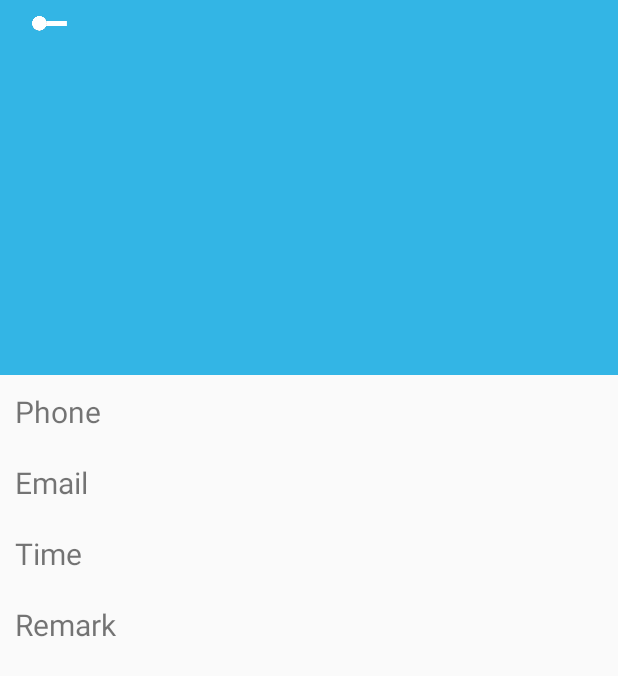
After one commit to LinesAlex/Address-Book, an Android app: the ActivityOfContactsInfo screen opened directly, with no data from a screen before it, on a phone screen of 412 x 824 dp. The commit adds this screen. Shown: the top 676 px of the screen. Run offline under Robolectric (Android 15) with nearby library versions, the phone set to English and light mode, and no system bars; 2 statements that could not run were skipped.

Commit message:
加入显示联系人信息的功能。

```diff
--- a/app/src/main/AndroidManifest.xml
+++ b/app/src/main/AndroidManifest.xml
@@ -6,9 +6,9 @@
     <uses-permission android:name="android.permission.GET_ACCOUNTS"/>
     <application
         android:allowBackup="true"
-        android:icon="@mipmap/ic_launcher"
+        android:icon="@drawable/logo_message"
         android:label="@string/app_name"
-        android:roundIcon="@mipmap/ic_launcher_round"
+        android:roundIcon="@drawable/logo_message"
         android:supportsRtl="true"
         android:theme="@style/AppTheme">
         <activity android:name=".MainActivity">
@@ -18,6 +18,7 @@
                 <category android:name="android.intent.category.LAUNCHER" />
             </intent-filter>
         </activity>
+        <activity android:name=".ActivityOfContactsInfo"></activity>
     </application>
 
 </manifest>
--- /dev/null
+++ b/app/src/main/java/com/wentao/messagemanagement/ActivityOfContactsInfo.java
@@ -0,0 +1,39 @@
+package com.wentao.messagemanagement;
+
+import android.content.Intent;
+import android.os.Bundle;
+import android.support.annotation.Nullable;
+import android.support.v7.app.AppCompatActivity;
+import android.view.View;
+import android.widget.Button;
+import android.widget.TextView;
+
+/**
+ * Created by Administrator on 2017/11/4.
+ */
+
+public class ActivityOfContactsInfo extends AppCompatActivity {
+    private TextView tv_name;
+    private TextView tv_phone;
+    private TextView tv_email;
+    private Button btn_back;
+    @Override
+    protected void onCreate(@Nullable Bundle savedInstanceState) {
+        super.onCreate(savedInstanceState);
+        setContentView(R.layout.contacts_info);
+        tv_name = (TextView) findViewById(R.id.tv_name_info);
+        tv_phone = (TextView) findViewById(R.id.tv_phone_info);
+        tv_email = (TextView) findViewById(R.id.tv_email_info);
+        Intent intent = getIntent();
+        tv_name.setText(intent.getStringExtra("name"));
+        tv_phone.setText("Phone\n    " + intent.getStringExtra("phone").substring(7));
+        tv_email.setText("Email\n    " + intent.getStringExtra("email").substring(7));
+        btn_back = (Button) findViewById(R.id.btn_back);
+        btn_back.setOnClickListener(new View.OnClickListener() {
+            @Override
+            public void onClick(View v) {
+                finish();
+            }
+        });
+    }
+}
--- a/app/src/main/java/com/wentao/messagemanagement/MainActivity.java
+++ b/app/src/main/java/com/wentao/messagemanagement/MainActivity.java
@@ -1,13 +1,17 @@
 package com.wentao.messagemanagement;
 
 import android.Manifest;
+import android.content.Intent;
 import android.content.pm.PackageManager;
 import android.support.annotation.NonNull;
 import android.support.v4.app.ActivityCompat;
 import android.support.v4.content.ContextCompat;
 import android.support.v7.app.AppCompatActivity;
 import android.os.Bundle;
+import android.view.View;
+import android.widget.AdapterView;
 import android.widget.ListView;
+import android.widget.TextView;
 import android.widget.Toast;
 
 
@@ -36,6 +40,16 @@ public class MainActivity extends AppCompatActivity {
         } else {
             setContactsListView();
         }
+        contactsListView.setOnItemClickListener(new AdapterView.OnItemClickListener() {
+            @Override
+            public void onItemClick(AdapterView<?> parent, View view, int position, long id) {
+                Intent intent = new Intent(MainActivity.this, ActivityOfContactsInfo.class);
+                intent.putExtra("name",((TextView) view.findViewById(R.id.tv_name)).getText());
+                intent.putExtra("phone",((TextView) view.findViewById(R.id.tv_phone)).getText());
+                intent.putExtra("email",((TextView) view.findViewById(R.id.tv_email)).getText());
+                startActivity(intent);
+            }
+        });
     }
 
     @Override
--- /dev/null
+++ b/app/src/main/res/layout/contacts_info.xml
@@ -0,0 +1,66 @@
+<?xml version="1.0" encoding="utf-8"?>
+<LinearLayout xmlns:android="http://schemas.android.com/apk/res/android"
+    xmlns:app="http://schemas.android.com/apk/res-auto"
+    android:layout_width="match_parent"
+    android:layout_height="match_parent"
+    android:orientation="vertical">
+
+    <FrameLayout
+        android:layout_width="match_parent"
+        android:layout_height="wrap_content">
+
+        <ImageView
+            android:id="@+id/iv_avatar"
+            android:layout_width="match_parent"
+            android:layout_height="250dp"
+
+            app:srcCompat="@android:color/holo_blue_light" />
+
+        <Button
+            android:id="@+id/btn_back"
+            android:layout_width="30dp"
+            android:layout_height="30dp"
+            android:layout_marginLeft="20dp"
+            android:background="@drawable/ic_back"/>
+
+        <TextView
+            android:id="@+id/tv_name_info"
+            android:layout_width="wrap_content"
+            android:layout_height="wrap_content"
+            android:layout_marginTop="210dp"
+            android:paddingLeft="20dp"
+            android:text="Name"
+            android:textSize="30dp" />
+
+    </FrameLayout>
+
+    <TextView
+        android:id="@+id/tv_phone_info"
+        android:layout_width="match_parent"
+        android:layout_height="wrap_content"
+        android:padding="10dp"
+        android:text="Phone"
+        android:textSize="20dp" />
+
+    <TextView
+        android:id="@+id/tv_email_info"
+        android:layout_width="match_parent"
+        android:layout_height="wrap_content"
+        android:textSize="20dp"
+        android:padding="10dp"
+        android:text="Email" />
+    <TextView
+        android:id="@+id/tv_time_info"
+        android:layout_width="match_parent"
+        android:layout_height="wrap_content"
+        android:textSize="20dp"
+        android:padding="10dp"
+        android:text="Time" />
+    <TextView
+        android:id="@+id/tv_remark_info"
+        android:layout_width="match_parent"
+        android:layout_height="wrap_content"
+        android:textSize="20dp"
+        android:padding="10dp"
+        android:text="Remark" />
+</LinearLayout>
```
Also changed, not shown: app/src/main/res/drawable/ic_back.png (added), app/src/main/res/drawable/logo_message.png (added).
